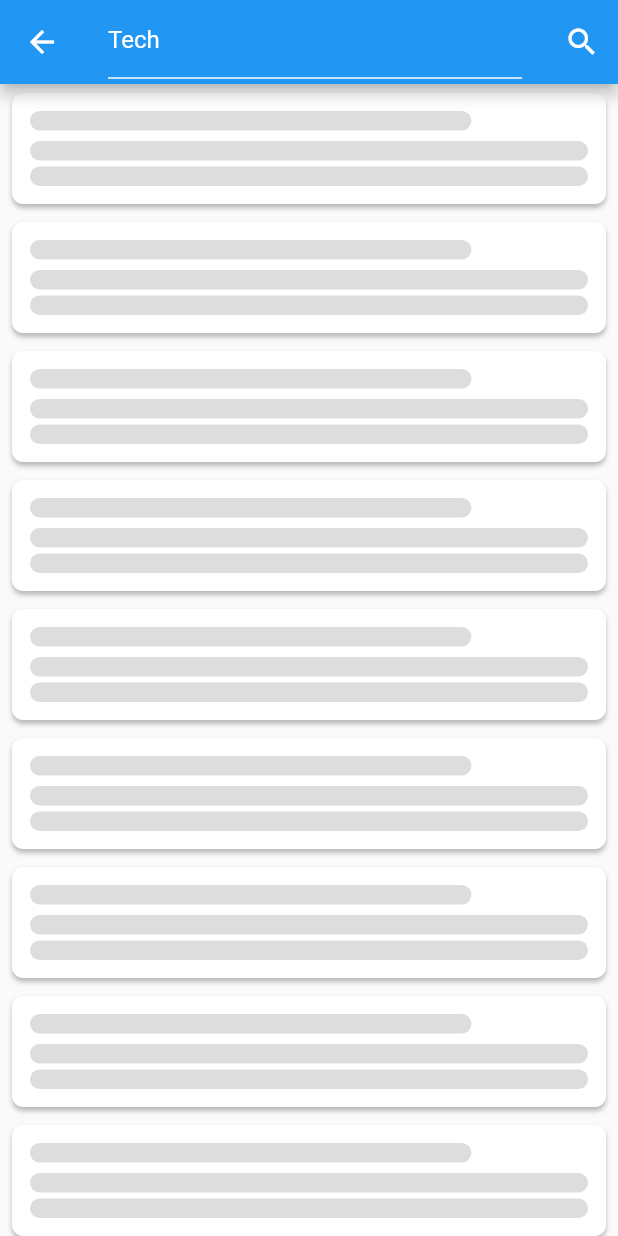
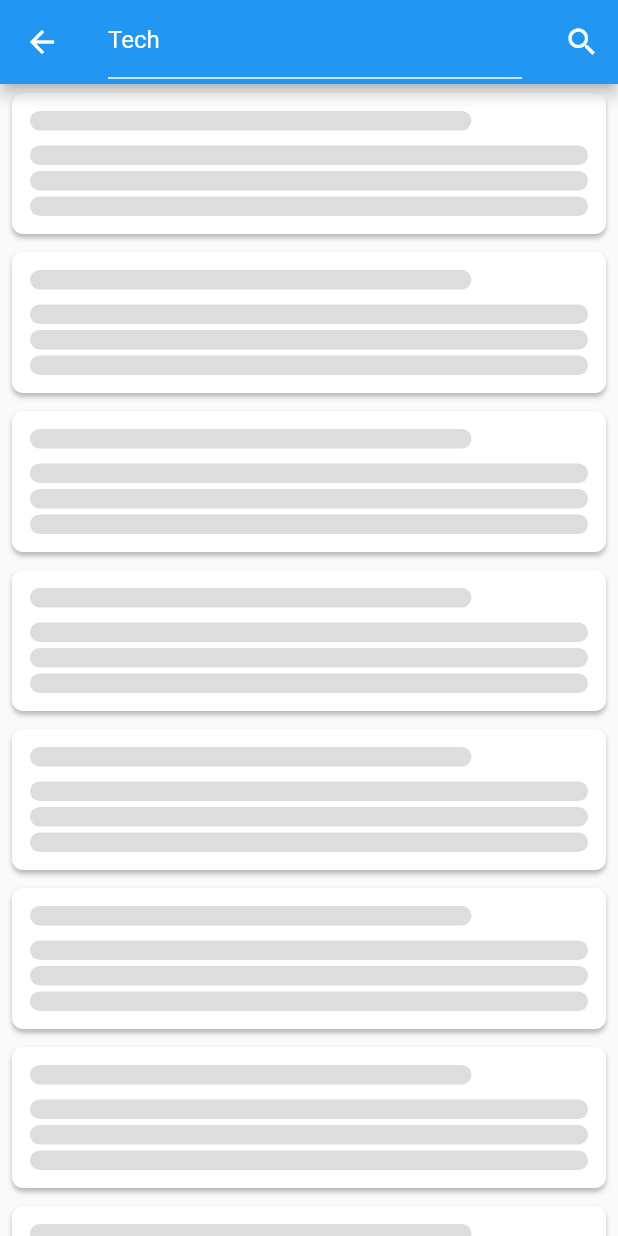
Before and after one commit to SurrealShock/flutter_news, a Flutter app: the BookMarks screen opened directly, after a tap on the "search" icon, after a tap on "Tech", on a phone screen of 412 x 824 dp. Run offline on Flutter 3.47's test engine with Material 2 defaults, Android fonts, the phone set to English and light mode, and no system bars; our stand-ins replace firebase_auth, firebase_database, google_sign_in; missing offline and left inert: flutter_advanced_networkimage; accounts and stored records are empty; network calls fail; statements that could not run were skipped.

Commit message:
Fixed naming, made package

```diff
--- a/lib/navigation/widgets.dart
+++ b/lib/navigation/widgets.dart
@@ -1,6 +1,6 @@
-import 'package:cached_network_image/cached_network_image.dart';
+import 'dart:math';
+import 'package:flutter_advanced_networkimage/flutter_advanced_networkimage.dart';
 import 'package:flutter/material.dart';
-import 'dart:math';
 
 class NewsContainer extends StatelessWidget {
   final Widget child;
@@ -21,7 +21,7 @@ class NewsContainer extends StatelessWidget {
   }
 }
 
-Widget Loading(Color color) {
+Widget loading(Color color) {
   return Center(
       child: CircularProgressIndicator(
           valueColor: AlwaysStoppedAnimation<Color>(color)));
@@ -56,7 +56,7 @@ class CardText extends StatelessWidget {
   }
 }
 
-Widget ProfilePicture(String url) {
+Widget profilePicture(String url) {
   return Padding(
       padding: const EdgeInsets.all(10.0),
       child: Container(
@@ -71,10 +71,9 @@ Widget ProfilePicture(String url) {
           ),
           child: ClipRRect(
             borderRadius: BorderRadius.circular(76.0),
-            child: CachedNetworkImage(
-                imageUrl: url,
-                placeholder:
-                    Icon(Icons.image, size: 38.0, color: Colors.white70)),
+            child: Image(
+              image: AdvancedNetworkImage(url, useDiskCache: true),
+            ),
           )));
 }
 
@@ -88,13 +87,13 @@ class ImageContainer extends StatelessWidget {
             padding: const EdgeInsets.only(left: 2.0),
             child: ClipRRect(
               borderRadius: BorderRadius.circular(7.5),
-              child: CachedNetworkImage(
+              child: Image(
                 height: 75.0,
                 width: 75.0,
-                imageUrl: url,
+                image: AdvancedNetworkImage(url),
                 fit: BoxFit.cover,
-                placeholder:
-                    Icon(Icons.image, size: 48.0, color: Colors.grey[700]),
+                // placeholder:
+                //     Icon(Icons.image, size: 48.0, color: Colors.grey[700]),
               ),
             ),
           )
@@ -106,10 +105,10 @@ class ImageContainer extends StatelessWidget {
 }
 
 class NewsCard extends StatelessWidget {
-  Widget customPopUpMenu;
+  final customPopUpMenu;
   final bookMarkItem;
   final showDate;
-  NewsCard({this.bookMarkItem, this.customPopUpMenu, this.showDate = true});
+  NewsCard({this.bookMarkItem, this.customPopUpMenu, this.showDate});
   @override
   Widget build(BuildContext context) {
     return Flexible(
@@ -158,7 +157,7 @@ class NewsCard extends StatelessWidget {
   }
 }
 
-Widget Recommendations(List recommend) {
+Widget recommendations(List recommend) {
   return ListView.builder(
     // padding: EdgeInsets.only(top: 4.0, bottom: 0.0),
     itemCount: recommend.length,
@@ -180,18 +179,18 @@ class LoadingCard extends StatefulWidget {
 
 class LoadingCardState extends State<LoadingCard>
     with SingleTickerProviderStateMixin {
-  AnimationController loadingOpacity;
-  Animation opacity;
-  Random rand;
-  double divideFactor;
+  AnimationController _loadingOpacity;
+  Animation _opacity;
+  Random _rand;
+  double _divideFactor;
 
   @override
   void initState() {
-    rand = Random();
-    divideFactor = (rand.nextInt(5) + 1.4);
-    loadingOpacity = AnimationController(
+    _rand = Random();
+    _divideFactor = (_rand.nextInt(5) + 1.4);
+    _loadingOpacity = AnimationController(
         vsync: this, duration: Duration(milliseconds: 1500));
-    opacity = Tween(begin: 0.4, end: 1.0).animate(loadingOpacity)
+    _opacity = Tween(begin: 0.4, end: 1.0).animate(_loadingOpacity)
       ..addListener(() {
         setState(() {});
       });
@@ -201,18 +200,18 @@ class LoadingCardState extends State<LoadingCard>
 
   @override
   void dispose() {
-    loadingOpacity.dispose();
+    _loadingOpacity.dispose();
     super.dispose();
   }
 
   void _animateForward() async {
-    await loadingOpacity.forward().then((_) {
+    await _loadingOpacity.forward().then((_) {
       _animateReverse();
     });
   }
 
   void _animateReverse() async {
-    await loadingOpacity.reverse().then((_) {
+    await _loadingOpacity.reverse().then((_) {
       _animateForward();
     });
   }
@@ -228,28 +227,26 @@ class LoadingCardState extends State<LoadingCard>
           child: Column(
             mainAxisSize: MainAxisSize.min,
             children: <Widget>[
-              Padding(
-                padding: const EdgeInsets.only(bottom: 5.0),
-                child: Row(
-                  mainAxisAlignment: MainAxisAlignment.spaceBetween,
-                  children: <Widget>[
-                    Container(
-                      height: 13.0,
-                      width: MediaQuery.of(context).size.width / divideFactor,
-                      // constraints: BoxConstraints.expand(),
-                      decoration: BoxDecoration(
-                          color: Colors.grey[350].withOpacity(opacity.value),
-                          borderRadius: BorderRadius.circular(6.5)),
-                    ),
-                  ],
+              Align(
+                alignment: Alignment.centerLeft,
+                              child: Padding(
+                  padding: const EdgeInsets.only(bottom: 6.0),
+                  child: Container(
+                    height: 13.0,
+                    width: MediaQuery.of(context).size.width / _divideFactor,
+                    // constraints: BoxConstraints.expand(),
+                    decoration: BoxDecoration(
+                        color: Colors.grey[350].withOpacity(_opacity.value),
+                        borderRadius: BorderRadius.circular(6.5)),
+                  ),
                 ),
               ),
               Padding(
-                padding: const EdgeInsets.only(top: 2.0),
+                padding: const EdgeInsets.only(top: 4.0),
                 child: Container(
                   height: 13.0,
                   decoration: BoxDecoration(
-                      color: Colors.grey[350].withOpacity(opacity.value),
+                      color: Colors.grey[350].withOpacity(_opacity.value),
                       borderRadius: BorderRadius.circular(6.5)),
                 ),
               ),
@@ -258,7 +255,16 @@ class LoadingCardState extends State<LoadingCard>
                 child: Container(
                   height: 13.0,
                   decoration: BoxDecoration(
-                      color: Colors.grey[350].withOpacity(opacity.value),
+                      color: Colors.grey[350].withOpacity(_opacity.value),
+                      borderRadius: BorderRadius.circular(6.5)),
+                ),
+              ),
+              Padding(
+                padding: const EdgeInsets.only(top: 4.0),
+                child: Container(
+                  height: 13.0,
+                  decoration: BoxDecoration(
+                      color: Colors.grey[350].withOpacity(_opacity.value),
                       borderRadius: BorderRadius.circular(6.5)),
                 ),
               ),
```
